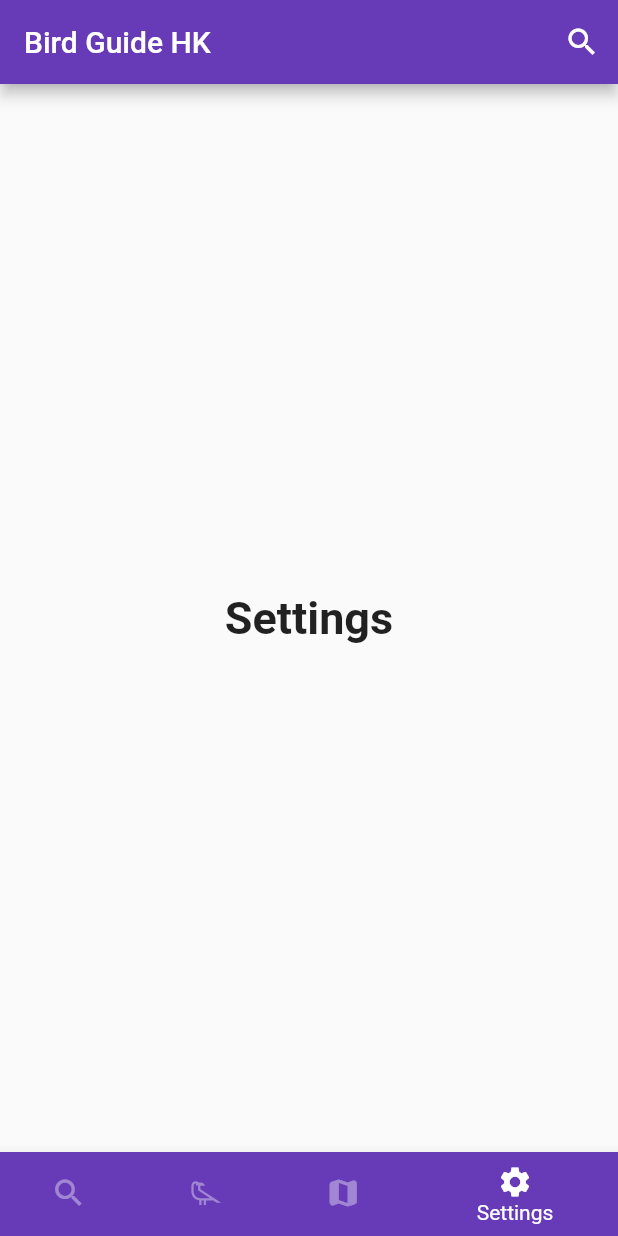
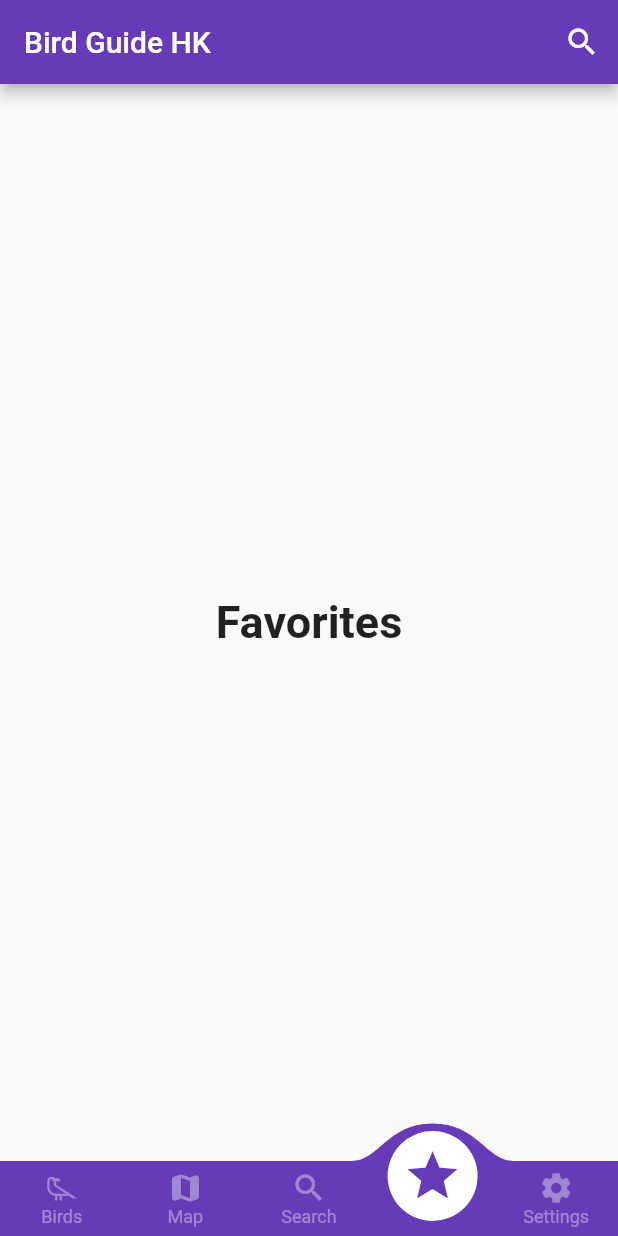
Before and after one commit to mathewthe2/hong_kong_bird_guide, a Flutter app: the screen it shows after launch, item 4 of the bottom bar chosen, on a phone screen of 412 x 824 dp. Run offline on Flutter 3.47's test engine with Material 2 defaults, Android fonts, the phone set to English and light mode, and no system bars; drawn by our look-alikes of convex_bottom_bar; our stand-ins replace image_picker, line_icons, sticky_headers, webview_flutter; missing offline and left inert: tflite_flutter, tflite_flutter_helper; project files that could hold a hidden picture were left out.

```diff
--- a/assets/labels2.txt
+++ /dev/null
@@ -1,3 +0,0 @@
-0 Background Noise
-1 no
-2 yes
--- a/lib/birdsData.dart
+++ b/lib/birdsData.dart
@@ -1,4 +1,5 @@
 import 'package:flutter/material.dart';
+import "dart:math";
 import 'birdsInfo.dart';
 import 'birdsDetail.dart';
 
@@ -57,6 +58,11 @@ String getBirdVideoURL(String birdSci) {
   return '';
 }
 
+dynamic getRandomBird() {
+  Random random = Random();
+  return birdList[random.nextInt(birdList.length)];
+}
+
 dynamic findBirdData(String birdSci) => birdList
     .firstWhere((bird) => bird['bird_sci'] == birdSci, orElse: () => null);
 
--- a/lib/main.dart
+++ b/lib/main.dart
@@ -1,13 +1,11 @@
 import 'package:flutter/material.dart';
-import 'package:hk_bird_guide/SoundClassificationWidget.dart';
 import 'birdsList.dart';
 import 'package:line_icons/line_icons.dart';
 import 'BirdSearchDelegate.dart';
 import 'dart:io';
 import 'ClassificationWidget.dart';
-// import 'SoundClassificationWidget.dart';
+import 'package:convex_bottom_bar/convex_bottom_bar.dart';
 import 'package:webview_flutter/webview_flutter.dart';
-// import 'birdsInfo.dart';
 
 void main() => runApp(MyApp());
 
@@ -28,15 +26,19 @@ class MyStatefulWidget extends StatefulWidget {
 }
 
 class _MyStatefulWidgetState extends State<MyStatefulWidget> {
-  int _selectedIndex = 0;
+  int _selectedIndex = 2;
   static const TextStyle optionStyle =
       TextStyle(fontSize: 30, fontWeight: FontWeight.bold);
   static const List<Widget> _widgetOptions = <Widget>[
-    ClassificationWidget(),
     BirdList(),
     WebView(
         initialUrl: 'https://digital.lib.hkbu.edu.hk/hkwildtracks/',
         javascriptMode: JavascriptMode.unrestricted),
+    ClassificationWidget(),
+    Text(
+      'Favorites',
+      style: optionStyle,
+    ),
     Text(
       'Settings',
       style: optionStyle,
@@ -73,32 +75,35 @@ class _MyStatefulWidgetState extends State<MyStatefulWidget> {
       body: Center(
         child: _widgetOptions.elementAt(_selectedIndex),
       ),
-      bottomNavigationBar: BottomNavigationBar(
-        items: const <BottomNavigationBarItem>[
-          BottomNavigationBarItem(
-            icon: Icon(Icons.search),
-            label: 'Search',
-            backgroundColor: Colors.deepPurple,
+      bottomNavigationBar: ConvexAppBar(
+        items: const [
+          TabItem(
+            icon: LineIcons.crow,
+            title: 'Birds',
           ),
-          BottomNavigationBarItem(
-            icon: Icon(LineIcons.crow),
-            label: 'Birds',
-            backgroundColor: Colors.deepPurple,
+          TabItem(
+            icon: Icons.map_rounded,
+            title: 'Map',
           ),
-          BottomNavigationBarItem(
-            icon: Icon(Icons.map_rounded),
-            label: 'Map',
-            backgroundColor: Colors.deepPurple,
+          TabItem(
+            icon: Icons.search,
+            title: 'Search',
           ),
-          BottomNavigationBarItem(
-            icon: Icon(Icons.settings),
-            label: 'Settings',
-            backgroundColor: Colors.deepPurple,
+          TabItem(
+            icon: Icons.star,
+            title: 'Favorites',
+          ),
+          TabItem(
+            icon: Icons.settings,
+            title: 'Settings',
           ),
         ],
-        currentIndex: _selectedIndex,
-        selectedItemColor: Colors.white,
-        unselectedItemColor: Colors.white38,
+        initialActiveIndex: _selectedIndex,
+        // selectedItemColor: Colors.white,
+        // unselectedItemColor: Colors.white38,
+        backgroundColor: Colors.deepPurple,
+        color: Colors.white38,
+        activeColor: Colors.white,
         onTap: _onItemTapped,
       ),
     );
```
Also changed, not shown: lib/ClassificationWidget.dart (+30 -18 lines), lib/SoundClassificationWidget.dart (deleted, +0 -202 lines), lib/audioClassifier.dart (deleted, +0 -162 lines), lib/birdsDetail.dart (+33 -34 lines), lib/randomBird.dart (added, +47 -0 lines), pubspec.yaml (+4 -5 lines), pubspec.lock.
